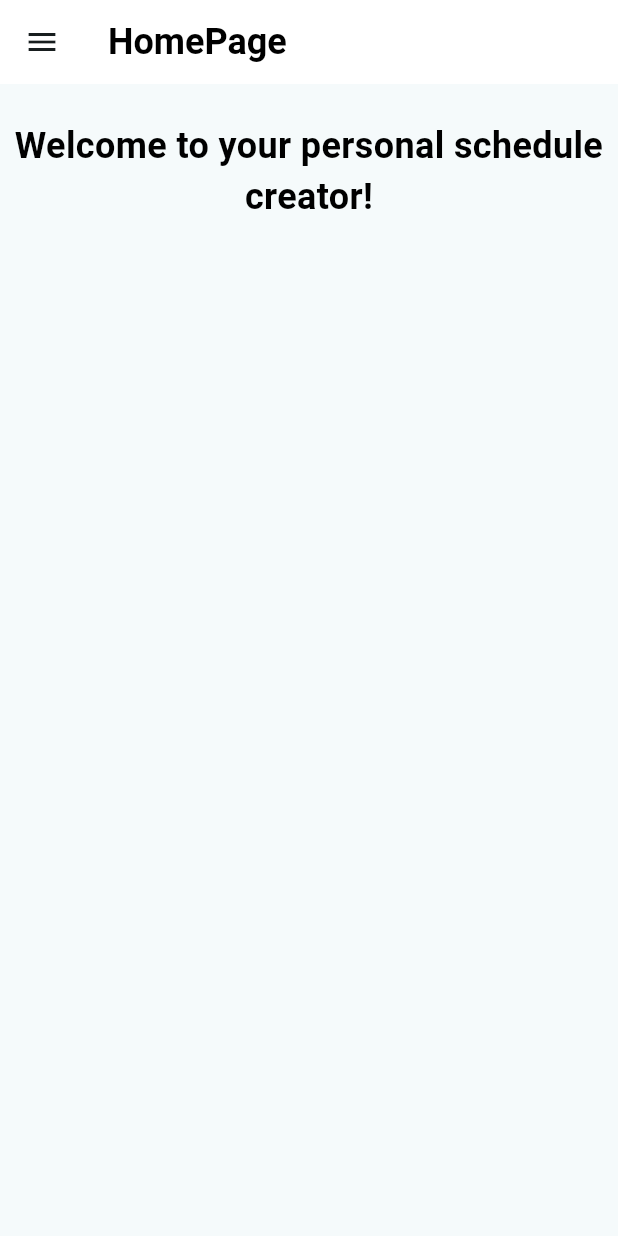
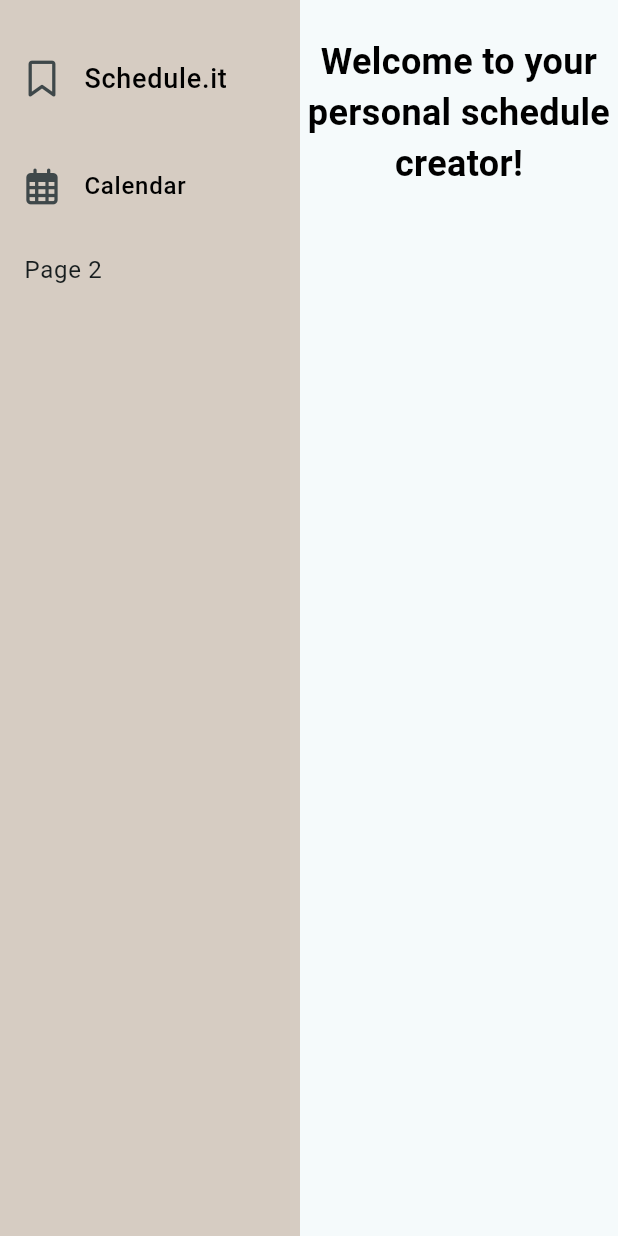
Before and after one commit to horwedelolivia/Schedule-Creator, a Flutter app: the screen it shows after launch, on a phone screen of 412 x 824 dp. Run offline on Flutter 3.47's test engine with Material 3 defaults, Android fonts, the phone set to English and light mode, and no system bars; our stand-ins replace font_awesome_flutter.

Commit message:
Added funtionality to side bar and created Calendar page

```diff
--- /dev/null
+++ b/lib/calender.dart
@@ -0,0 +1,30 @@
+import 'package:flutter/material.dart';
+import 'left_column.dart';
+
+class CalendarPage extends StatelessWidget {
+  const CalendarPage({super.key});
+
+  @override
+  Widget build(BuildContext context) {
+    return const Scaffold(
+      body: Row(
+        children: [
+          // Left column
+          LeftColumn(),
+          // Main content
+          Expanded(
+            child: Padding(
+              padding: EdgeInsets.all(24.0),
+              child: Center(
+                child: Text(
+                  'Calendar Page',
+                  style: TextStyle(fontSize: 24),
+                ),
+              ),
+            ),
+          ),
+        ],
+      ),
+    );
+  }
+}
--- /dev/null
+++ b/lib/left_column.dart
@@ -0,0 +1,47 @@
+import 'package:flutter/material.dart';
+import 'package:font_awesome_flutter/font_awesome_flutter.dart';
+import 'styles/styles.dart';
+
+class LeftColumn extends StatelessWidget {
+  const LeftColumn({super.key});
+
+  @override
+  Widget build(BuildContext context) {
+    return Container(
+      padding: const EdgeInsets.symmetric(vertical: 24.0),
+      color: const Color.fromRGBO(214, 204, 194, 1.0),
+      width: 200,
+      child: Column(
+        children: [
+          ListTile(
+            leading: const Icon(FontAwesomeIcons.bookmark),
+            title: const Text(
+              'Schedule.it',
+              style: AppStyles.listHeading,
+            ),
+            onTap: () {
+              Navigator.pushNamed(context, '/main'); // Navigate to Main
+            },
+          ),
+          const SizedBox(height: 16), // Add some space between list items
+          ListTile(
+            leading: const Icon(FontAwesomeIcons.calendarDays),
+            title: const Text(
+              'Calendar',
+              style: AppStyles.listText,
+            ),
+            onTap: () {
+              Navigator.pushNamed(context, '/calendar'); // Navigate to CalendarPage
+            },
+          ),
+          ListTile(
+            title: const Text('Page 2'),
+            onTap: () {
+              // Navigate to Page 2
+            },
+          ),
+        ],
+      ),
+    );
+  }
+}
--- a/lib/main.dart
+++ b/lib/main.dart
@@ -1,35 +1,20 @@
 import 'package:flutter/material.dart';
-import 'styles/styles.dart';
+import 'package:schedule_creator/calender.dart'; // Import the calendar.dart file
+import 'package:schedule_creator/styles/styles.dart';
+import 'package:schedule_creator/left_column.dart'; // Import the LeftColumn widget
 
 void main() {
   runApp(const MyApp());
 }
 
 class MyApp extends StatelessWidget {
-  const MyApp({super.key});
+  const MyApp({Key? key});
 
-  // This widget is the root of your application.
   @override
   Widget build(BuildContext context) {
     return MaterialApp(
       title: 'Schedule Creator',
       theme: ThemeData(
-        // This is the theme of your application.
-        //
-        // TRY THIS: Try running your application with "flutter run". You'll see
-        // the application has a purple toolbar. Then, without quitting the app,
-        // try changing the seedColor in the colorScheme below to Colors.green
-        // and then invoke "hot reload" (save your changes or press the "hot
-        // reload" button in a Flutter-supported IDE, or press "r" if you used
-        // the command line to start the app).
-        //
-        // Notice that the counter didn't reset back to zero; the application
-        // state is not lost during the reload. To reset the state, use hot
-        // restart instead.
-        //
-        // This works for code too, not just values: Most code changes can be
-        // tested with just a hot reload.
-        // ignore: deprecated_member_use
         colorScheme: ColorScheme.fromSeed(
           seedColor: Colors.white,
         ).copyWith(
@@ -42,21 +27,16 @@
         useMaterial3: true,
       ),
       home: const MyHomePage(title: 'Home Page'),
+      routes: {
+        '/calendar':(context) => const CalendarPage(),
+        '/main' : (context) => const MyHomePage(title: 'Home Page'),
+      },
     );
   }
 }
 
 class MyHomePage extends StatefulWidget {
-  const MyHomePage({super.key, required this.title});
-
-  // This widget is the home page of your application. It is stateful, meaning
-  // that it has a State object (defined below) that contains fields that affect
-  // how it looks.
-
-  // This class is the configuration for the state. It holds the values (in this
-  // case the title) provided by the parent (in this case the App widget) and
-  // used by the build method of the State. Fields in a Widget subclass are
-  // always marked "final".
+  const MyHomePage({Key? key, required this.title});
 
   final String title;
 
@@ -68,40 +48,14 @@
 
   @override
   Widget build(BuildContext context) {
-    return Scaffold(
-      appBar: AppBar(
-        title: const Text('HomePage'),
-      ),
-      drawer: Drawer(
-        child: Container (
-          color: const Color.fromRGBO(214, 204, 194, 1.0),
-          child: ListView(
-            padding: const EdgeInsets.only(top: 24.0),
+    return const Scaffold(
+      body: Row(
         children: [
-            const DrawerHeader(
-              child: Text(
-                'Scheduler',
-                style: AppStyles.headingText,
-              ),
-            ),
-            ListTile(
-              title: const Text('Page 1'),
-              onTap: () {
-                // Navigate to Page 1
-              },
-            ),
-            ListTile(
-              title: const Text('Page 2'),
-              onTap: () {
-                // Navigate to Page 2
-              },
-            ),
-            // Add more ListTile widgets for additional pages
-            ],
-          ),
-        ),
-      ),
-      body: const Padding(
+          // Left column
+          LeftColumn(),
+          // Main content
+          Expanded(
+            child: Padding(
               padding: EdgeInsets.only(top: 24.0),
               child: Center(
                 child: Column(
@@ -113,9 +67,12 @@
                       textAlign: TextAlign.center,
                     ),
                   ],
-          )
                 ),
-      )
+              ),
+            ),
+          ),
+        ],
+      ),
     );
   }
 }
--- a/lib/styles/styles.dart
+++ b/lib/styles/styles.dart
@@ -18,4 +18,22 @@ class AppStyles {
     fontWeight: FontWeight.normal,
     color: Colors.black,
   );
+
+  static const TextStyle listText = TextStyle(
+    fontSize: 16.0,
+    fontWeight: FontWeight.w500,
+    color: Colors.black,
+  );
+
+  static const TextStyle listHeading = TextStyle(
+    fontSize: 18.0,
+    fontWeight: FontWeight.w500,
+    color: Colors.black,
+  );
+
+  //side bar color: 214, 204, 194
+  //accent 1: 213, 189, 175
+  //accent 2: 227, 213, 202
+  //accent 3: 245, 235, 224
+  //accent 4: 237. 237. 233
 }
```
Lines whose indentation alone changed are shown as unchanged.
